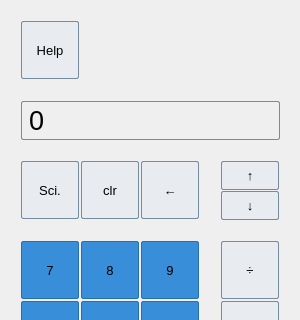
Above: src/mainwindow.ui from cs3100-team10/calc01 before the change; both pictures show x 0 to 300 and y 0 to 320 of the 300 by 500 pixel window. Below: the same form after it.
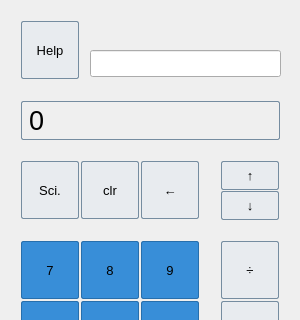
That is the form after the change.

Commit message: Added ability to type input in a line edit. Had the string put into a message box, but in the future it will be sent into the parser.

```diff
--- a/src/mainwindow.ui
+++ b/src/mainwindow.ui
@@ -995,6 +995,19 @@
      <string>Help</string>
     </property>
    </widget>
+   <widget class="QLineEdit" name="lineEdit">
+    <property name="geometry">
+     <rect>
+      <x>90</x>
+      <y>50</y>
+      <width>191</width>
+      <height>27</height>
+     </rect>
+    </property>
+    <property name="alignment">
+     <set>Qt::AlignRight|Qt::AlignTrailing|Qt::AlignVCenter</set>
+    </property>
+   </widget>
   </widget>
  </widget>
  <layoutdefault spacing="6" margin="11"/>
```
The commit also changes 6 other files.
